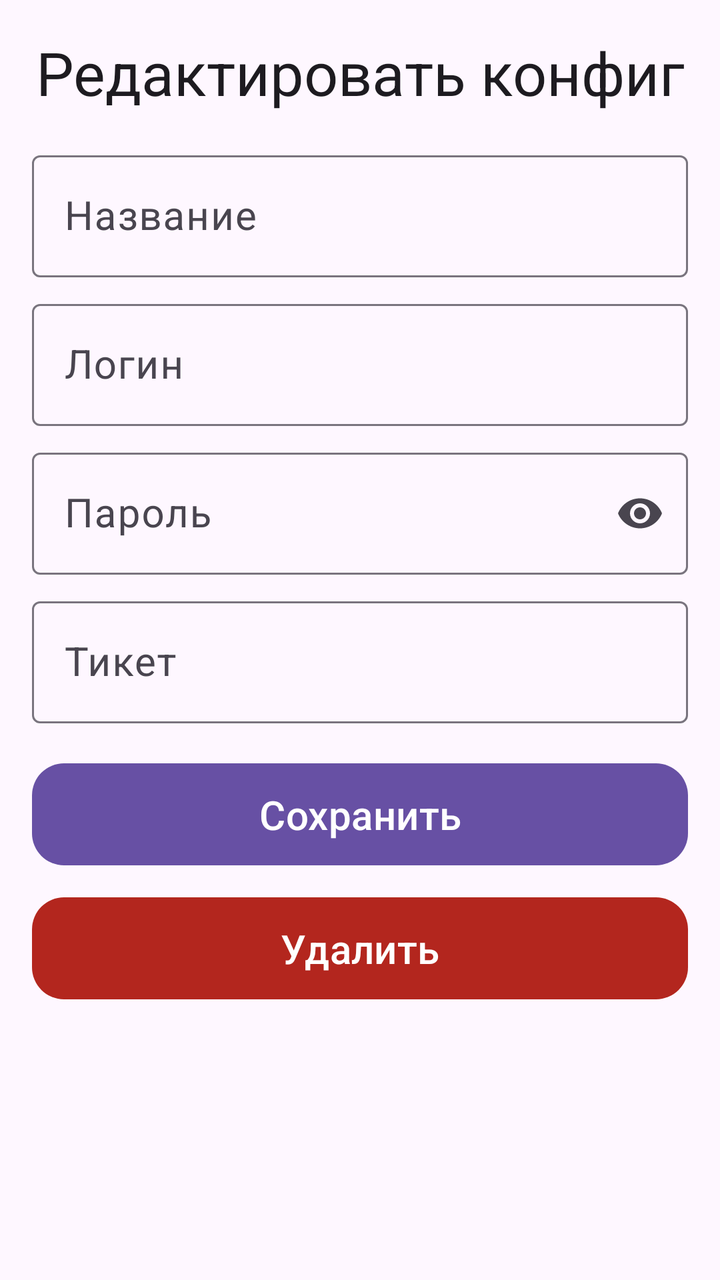
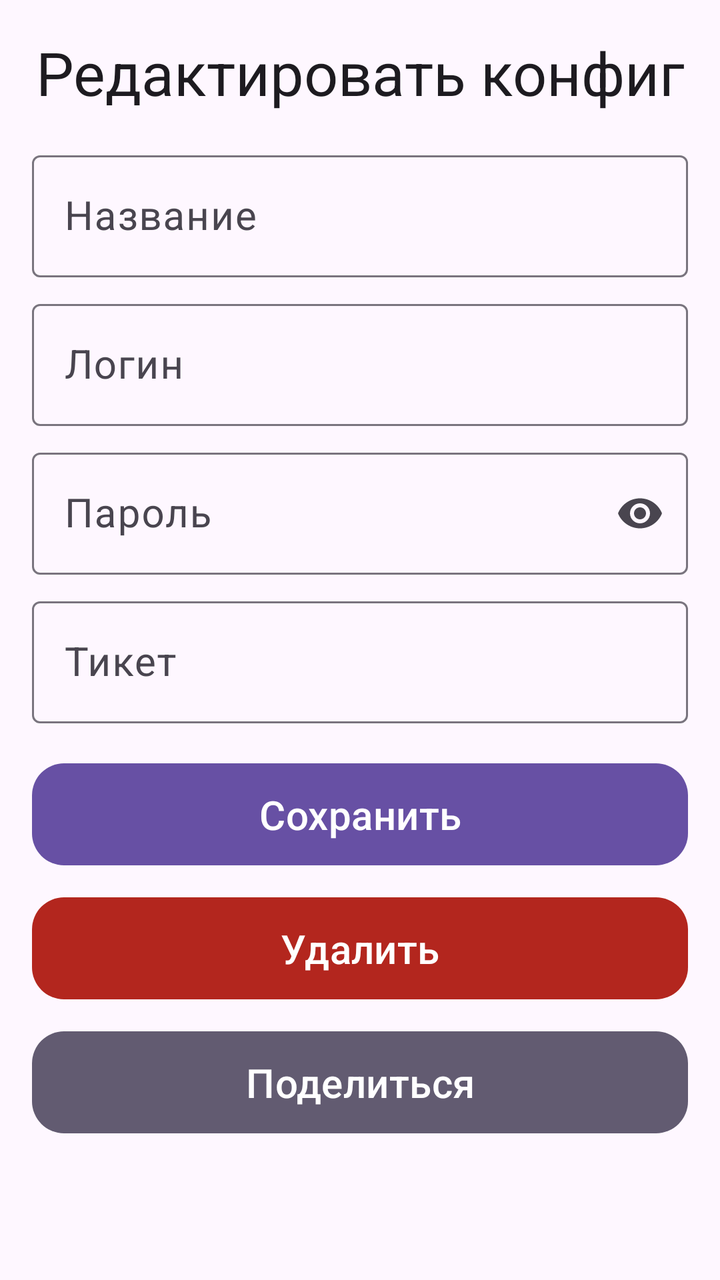

Screens rendered from an Android XML layout before and after an edit, with the pre-edit source and the edit as a unified diff.
<!-- AndroidManifest.xml: application theme Theme.IrohProxy -->
<!-- res/layout/activity_connection_config.xml -->
<?xml version="1.0" encoding="utf-8"?>
<androidx.constraintlayout.widget.ConstraintLayout xmlns:android="http://schemas.android.com/apk/res/android"
    xmlns:app="http://schemas.android.com/apk/res-auto"
    android:id="@+id/connection_config"
    android:layout_width="match_parent"
    android:layout_height="match_parent">

    <TextView
        android:id="@+id/page_name"
        android:layout_width="0dp"
        android:layout_height="wrap_content"
        android:layout_marginTop="16dp"
        android:gravity="center"
        android:text="@string/edit_config"
        android:textAppearance="?attr/textAppearanceHeadlineSmall"
        android:textSize="30sp"
        app:layout_constraintEnd_toEndOf="parent"
        app:layout_constraintStart_toStartOf="parent"
        app:layout_constraintTop_toTopOf="parent" />

    <ScrollView
        android:id="@+id/connection_config_scroll"
        android:layout_width="0dp"
        android:layout_height="0dp"
        android:layout_marginStart="16dp"
        android:layout_marginTop="16dp"
        android:layout_marginEnd="16dp"
        android:fillViewport="true"
        app:layout_constraintBottom_toBottomOf="parent"
        app:layout_constraintEnd_toEndOf="parent"
        app:layout_constraintStart_toStartOf="parent"
        app:layout_constraintTop_toBottomOf="@+id/page_name">

        <LinearLayout
            android:layout_width="match_parent"
            android:layout_height="wrap_content"
            android:orientation="vertical">

            <com.google.android.material.textfield.TextInputLayout
                android:id="@+id/til_name"
                style="@style/Widget.Material3.TextInputLayout.OutlinedBox"
                android:layout_width="match_parent"
                android:layout_height="wrap_content"
                android:hint="@string/connection_name">

                <com.google.android.material.textfield.TextInputEditText
                    android:id="@+id/name_input"
                    android:layout_width="match_parent"
                    android:layout_height="wrap_content"
                    android:inputType="text"
                    android:maxLines="1"
                    android:textSize="20sp" />
            </com.google.android.material.textfield.TextInputLayout>

            <com.google.android.material.textfield.TextInputLayout
                android:id="@+id/til_user"
                style="@style/Widget.Material3.TextInputLayout.OutlinedBox"
                android:layout_width="match_parent"
                android:layout_height="wrap_content"
                android:layout_marginTop="8dp"
                android:hint="@string/user">

                <com.google.android.material.textfield.TextInputEditText
                    android:id="@+id/user_input"
                    android:layout_width="match_parent"
                    android:layout_height="wrap_content"
                    android:inputType="text"
                    android:maxLines="1"
                    android:textSize="20sp" />
            </com.google.android.material.textfield.TextInputLayout>

            <com.google.android.material.textfield.TextInputLayout
                android:id="@+id/til_password"
                style="@style/Widget.Material3.TextInputLayout.OutlinedBox"
                android:layout_width="match_parent"
                android:layout_height="wrap_content"
                android:layout_marginTop="8dp"
                android:hint="@string/password"
                app:endIconMode="password_toggle">

                <com.google.android.material.textfield.TextInputEditText
                    android:id="@+id/password_input"
                    android:layout_width="match_parent"
                    android:layout_height="wrap_content"
                    android:inputType="textPassword"
                    android:maxLines="1"
                    android:textSize="20sp" />
            </com.google.android.material.textfield.TextInputLayout>

            <com.google.android.material.textfield.TextInputLayout
                android:id="@+id/til_ticket"
                style="@style/Widget.Material3.TextInputLayout.OutlinedBox"
                android:layout_width="match_parent"
                android:layout_height="wrap_content"
                android:layout_marginTop="8dp"
                android:hint="@string/ticket">

                <com.google.android.material.textfield.TextInputEditText
                    android:id="@+id/ticket_input"
                    android:layout_width="match_parent"
                    android:layout_height="wrap_content"
                    android:inputType="textMultiLine"
                    android:maxLines="5"
                    android:textSize="20sp" />
            </com.google.android.material.textfield.TextInputLayout>

            <com.google.android.material.button.MaterialButton
                android:id="@+id/save_button"
                android:layout_width="match_parent"
                android:layout_height="wrap_content"
                android:layout_marginTop="16dp"
                android:padding="12dp"
                android:text="@string/save"
                android:textSize="20sp"
                app:cornerRadius="16dp" />

            <com.google.android.material.button.MaterialButton
                android:id="@+id/delete_button"
                android:layout_width="match_parent"
                android:layout_height="wrap_content"
                android:layout_marginTop="8dp"
                android:padding="12dp"
                android:text="@string/remove"
                android:textSize="20sp"
                app:backgroundTint="?attr/colorError"
                app:cornerRadius="16dp" />
        </LinearLayout>
    </ScrollView>
</androidx.constraintlayout.widget.ConstraintLayout>
<!-- resources referenced by this layout -->
<resources>
  <string name="connection_name">Название</string>
  <string name="edit_config">Редактировать конфиг</string>
  <string name="password">Пароль</string>
  <string name="remove">Удалить</string>
  <string name="save">Сохранить</string>
  <string name="ticket">Тикет</string>
  <string name="user">Логин</string>
  <style name="Theme.IrohProxy" parent="Base.Theme.IrohProxy" />
  <style name="Base.Theme.IrohProxy" parent="Theme.Material3.DayNight.NoActionBar">
          
          
      </style>
</resources>

<!-- the commit's change to res/layout/activity_connection_config.xml (unified diff, before → after) -->
@@ -124,6 +124,17 @@
                 android:textSize="20sp"
                 app:backgroundTint="?attr/colorError"
                 app:cornerRadius="16dp" />
+
+            <com.google.android.material.button.MaterialButton
+                android:id="@+id/share_button"
+                android:layout_width="match_parent"
+                android:layout_height="wrap_content"
+                android:layout_marginTop="8dp"
+                android:padding="12dp"
+                android:text="@string/share"
+                android:textSize="20sp"
+                app:backgroundTint="?attr/colorSecondary"
+                app:cornerRadius="16dp" />
         </LinearLayout>
     </ScrollView>
 </androidx.constraintlayout.widget.ConstraintLayout>
<!-- resource entries referenced after the edit -->
@@ -5,6 +5,7 @@
   <string name="password">Пароль</string>
   <string name="remove">Удалить</string>
   <string name="save">Сохранить</string>
+  <string name="share">Поделиться</string>
   <string name="ticket">Тикет</string>
   <string name="user">Логин</string>
   <style name="Theme.IrohProxy" parent="Base.Theme.IrohProxy" />
